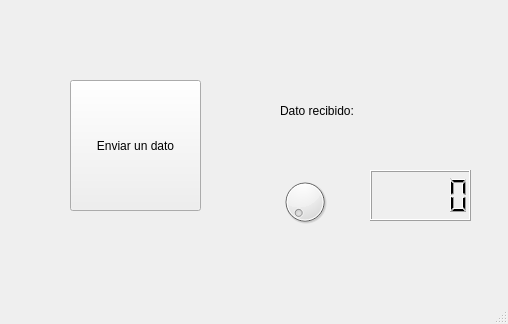
Old version of the form QT/mainwindow.ui in the repository JuanLeithold/Instrumento_virtual.
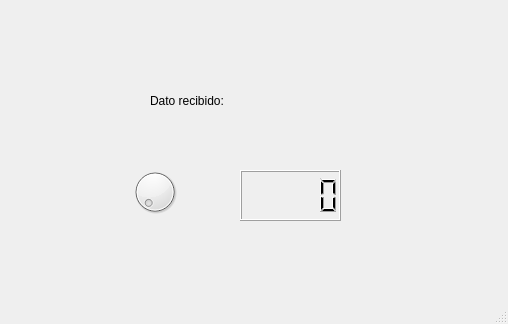
New version of the form.

The edit to the form file:
```diff
--- a/QT/mainwindow.ui
+++ b/QT/mainwindow.ui
@@ -14,24 +14,11 @@
    <string>MainWindow</string>
   </property>
   <widget class="QWidget" name="centralwidget">
-   <widget class="QPushButton" name="enviarDatos">
-    <property name="geometry">
-     <rect>
-      <x>70</x>
-      <y>80</y>
-      <width>131</width>
-      <height>131</height>
-     </rect>
-    </property>
-    <property name="text">
-     <string>Enviar un dato</string>
-    </property>
-   </widget>
    <widget class="QLabel" name="rxDisplay">
     <property name="geometry">
      <rect>
-      <x>280</x>
-      <y>70</y>
+      <x>150</x>
+      <y>60</y>
       <width>111</width>
       <height>81</height>
      </rect>
@@ -43,8 +30,8 @@
    <widget class="QDial" name="dial">
     <property name="geometry">
      <rect>
-      <x>280</x>
-      <y>170</y>
+      <x>130</x>
+      <y>160</y>
       <width>50</width>
       <height>64</height>
      </rect>
@@ -59,7 +46,7 @@
    <widget class="QLCDNumber" name="lcdNumber">
     <property name="geometry">
      <rect>
-      <x>370</x>
+      <x>240</x>
       <y>170</y>
       <width>101</width>
       <height>51</height>
```
